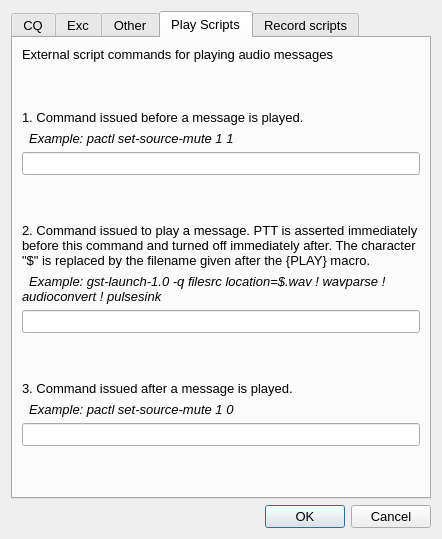
Before: the Qt Designer form so2sdr/ssbmessagedialog.ui in n4ogw/so2sdr, drawn with Qt 5.
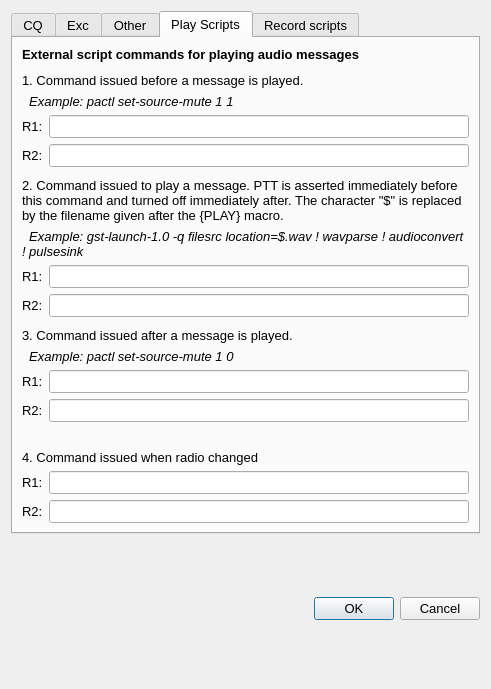
After: the same form once the commit is applied. The open tabs and pages were chosen to show the change.

Diff of the .ui file:
```diff
--- a/so2sdr/ssbmessagedialog.ui
+++ b/so2sdr/ssbmessagedialog.ui
@@ -10,8 +10,8 @@
    <rect>
     <x>0</x>
     <y>0</y>
-    <width>442</width>
-    <height>539</height>
+    <width>491</width>
+    <height>689</height>
    </rect>
   </property>
   <property name="sizePolicy">
@@ -29,7 +29,7 @@
   <property name="maximumSize">
    <size>
     <width>600</width>
-    <height>700</height>
+    <height>900</height>
    </size>
   </property>
   <property name="font">
@@ -45,21 +45,6 @@
   </property>
   <layout class="QVBoxLayout" name="verticalLayout">
    <item>
-    <layout class="QHBoxLayout" name="horizontalLayout">
-     <item>
-      <spacer name="horizontalSpacer">
-       <property name="orientation">
-        <enum>Qt::Horizontal</enum>
-       </property>
-       <property name="sizeHint" stdset="0">
-        <size>
-         <width>40</width>
-         <height>20</height>
-        </size>
-       </property>
-      </spacer>
-     </item>
-     <item>
       <widget class="QTabWidget" name="msgTab">
        <property name="sizePolicy">
         <sizepolicy hsizetype="MinimumExpanding" vsizetype="MinimumExpanding">
@@ -76,7 +61,7 @@
        <property name="maximumSize">
         <size>
          <width>600</width>
-         <height>700</height>
+       <height>800</height>
         </size>
        </property>
        <property name="font">
@@ -1302,12 +1287,17 @@
         <attribute name="title">
          <string>Play Scripts</string>
         </attribute>
-        <layout class="QVBoxLayout" name="verticalLayout_7">
+      <layout class="QVBoxLayout" name="verticalLayout_6">
+       <item>
+        <layout class="QVBoxLayout" name="verticalLayout_5">
          <item>
           <widget class="QLabel" name="label_3">
            <property name="font">
             <font>
+             <family>Liberation Sans</family>
              <pointsize>10</pointsize>
+             <weight>75</weight>
+             <bold>true</bold>
             </font>
            </property>
            <property name="text">
@@ -1316,14 +1306,14 @@
           </widget>
          </item>
          <item>
-          <spacer name="verticalSpacer_7">
+          <spacer name="verticalSpacer_4">
            <property name="orientation">
             <enum>Qt::Vertical</enum>
            </property>
            <property name="sizeHint" stdset="0">
             <size>
              <width>20</width>
-             <height>40</height>
+             <height>5</height>
             </size>
            </property>
           </spacer>
@@ -1351,17 +1341,42 @@
           </widget>
          </item>
          <item>
-          <widget class="QLineEdit" name="beforePlayLineEdit"/>
+          <layout class="QHBoxLayout" name="horizontalLayout_2">
+           <item>
+            <widget class="QLabel" name="label_13">
+             <property name="text">
+              <string>R1:</string>
+             </property>
+            </widget>
          </item>
          <item>
-          <spacer name="verticalSpacer_4">
+            <widget class="QLineEdit" name="beforePlayLineEdit1"/>
+           </item>
+          </layout>
+         </item>
+         <item>
+          <layout class="QHBoxLayout" name="horizontalLayout_3">
+           <item>
+            <widget class="QLabel" name="label_14">
+             <property name="text">
+              <string>R2:</string>
+             </property>
+            </widget>
+           </item>
+           <item>
+            <widget class="QLineEdit" name="beforePlayLineEdit2"/>
+           </item>
+          </layout>
+         </item>
+         <item>
+          <spacer name="verticalSpacer_5">
            <property name="orientation">
             <enum>Qt::Vertical</enum>
            </property>
            <property name="sizeHint" stdset="0">
             <size>
              <width>20</width>
-             <height>40</height>
+             <height>5</height>
             </size>
            </property>
           </spacer>
@@ -1393,21 +1408,46 @@
           </widget>
          </item>
          <item>
-          <widget class="QLineEdit" name="playLineEdit">
+          <layout class="QHBoxLayout" name="horizontalLayout_4">
+           <item>
+            <widget class="QLabel" name="label_19">
+             <property name="text">
+              <string>R1:</string>
+             </property>
+            </widget>
+           </item>
+           <item>
+            <widget class="QLineEdit" name="playLineEdit1">
            <property name="toolTip">
             <string/>
            </property>
           </widget>
          </item>
+          </layout>
+         </item>
          <item>
-          <spacer name="verticalSpacer_5">
+          <layout class="QHBoxLayout" name="horizontalLayout_5">
+           <item>
+            <widget class="QLabel" name="label_20">
+             <property name="text">
+              <string>R2:</string>
+             </property>
+            </widget>
+           </item>
+           <item>
+            <widget class="QLineEdit" name="playLineEdit2"/>
+           </item>
+          </layout>
+         </item>
+         <item>
+          <spacer name="verticalSpacer_6">
            <property name="orientation">
             <enum>Qt::Vertical</enum>
            </property>
            <property name="sizeHint" stdset="0">
             <size>
              <width>20</width>
-             <height>40</height>
+             <height>5</height>
             </size>
            </property>
           </spacer>
@@ -1432,21 +1472,83 @@
           </widget>
          </item>
          <item>
-          <widget class="QLineEdit" name="afterPlayLineEdit"/>
+          <layout class="QHBoxLayout" name="horizontalLayout_6">
+           <item>
+            <widget class="QLabel" name="label_22">
+             <property name="text">
+              <string>R1:</string>
+             </property>
+            </widget>
          </item>
          <item>
-          <spacer name="verticalSpacer_6">
+            <widget class="QLineEdit" name="afterPlayLineEdit1"/>
+           </item>
+          </layout>
+         </item>
+         <item>
+          <layout class="QHBoxLayout" name="horizontalLayout_7">
+           <item>
+            <widget class="QLabel" name="label_23">
+             <property name="text">
+              <string>R2:</string>
+             </property>
+            </widget>
+           </item>
+           <item>
+            <widget class="QLineEdit" name="afterPlayLineEdit2"/>
+           </item>
+          </layout>
+         </item>
+        </layout>
+       </item>
+       <item>
+        <spacer name="verticalSpacer_7">
            <property name="orientation">
             <enum>Qt::Vertical</enum>
            </property>
            <property name="sizeHint" stdset="0">
             <size>
              <width>20</width>
-             <height>40</height>
+           <height>5</height>
             </size>
            </property>
           </spacer>
          </item>
+       <item>
+        <widget class="QLabel" name="label_21">
+         <property name="text">
+          <string>4. Command issued when radio changed</string>
+         </property>
+        </widget>
+       </item>
+       <item>
+        <layout class="QHBoxLayout" name="horizontalLayout">
+         <item>
+          <widget class="QLabel" name="label_25">
+           <property name="text">
+            <string>R1:</string>
+           </property>
+          </widget>
+         </item>
+         <item>
+          <widget class="QLineEdit" name="switchRadioLineEdit1"/>
+         </item>
+        </layout>
+       </item>
+       <item>
+        <layout class="QHBoxLayout" name="horizontalLayout_8">
+         <item>
+          <widget class="QLabel" name="label_24">
+           <property name="text">
+            <string>R2:</string>
+           </property>
+          </widget>
+         </item>
+         <item>
+          <widget class="QLineEdit" name="switchRadioLineEdit2"/>
+         </item>
+        </layout>
+       </item>
         </layout>
        </widget>
        <widget class="QWidget" name="tab_2">
@@ -1599,8 +1701,6 @@
        </widget>
       </widget>
      </item>
-    </layout>
-   </item>
    <item>
     <widget class="QDialogButtonBox" name="ssbmessage_buttons">
      <property name="sizePolicy">
```
Left out of the diff: 14 changed lines with no effect on the pictures. Lines whose indentation alone changed are shown as unchanged.
